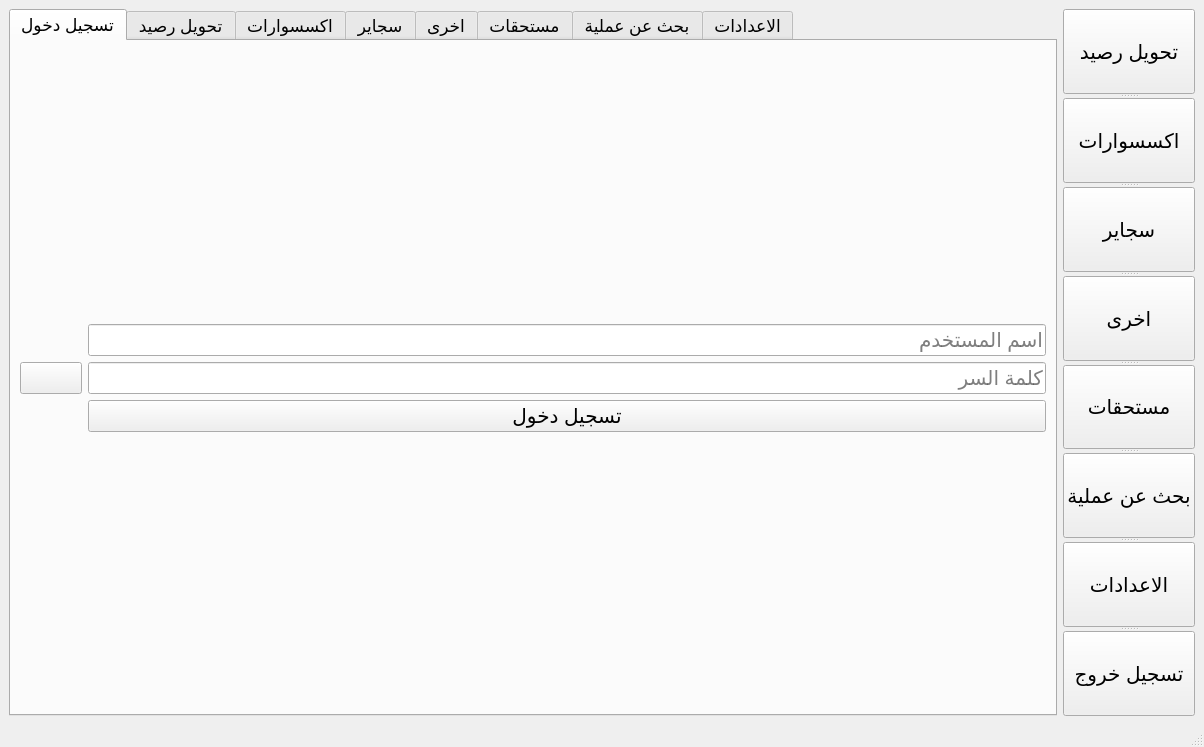
Before: the Qt Designer form central_elgazera.ui in A4E45/central_elgazera, drawn with Qt 5.
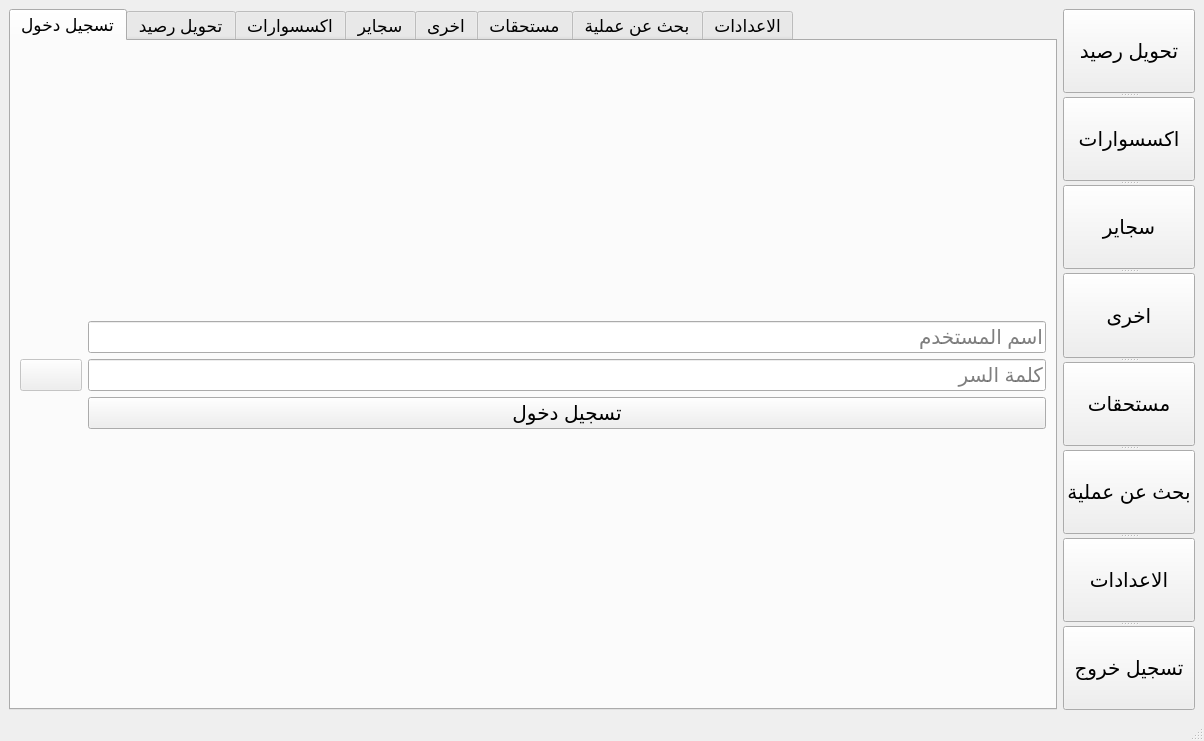
After: the same form once the commit is applied. The open tabs and pages were chosen to show the change. Icons and pictures are not drawn.

The edit to the form file:
```diff
--- a/central_elgazera.ui
+++ b/central_elgazera.ui
@@ -7,7 +7,7 @@
     <x>0</x>
     <y>0</y>
     <width>1172</width>
-    <height>747</height>
+    <height>741</height>
    </rect>
   </property>
   <property name="sizeIncrement">
@@ -1528,6 +1528,9 @@
           </item>
           <item row="7" column="0">
            <widget class="QPushButton" name="pushButton_30">
+            <property name="enabled">
+             <bool>false</bool>
+            </property>
             <property name="font">
              <font>
               <pointsize>15</pointsize>
```
Left out of the diff: 6 changed lines with no effect on the pictures.
